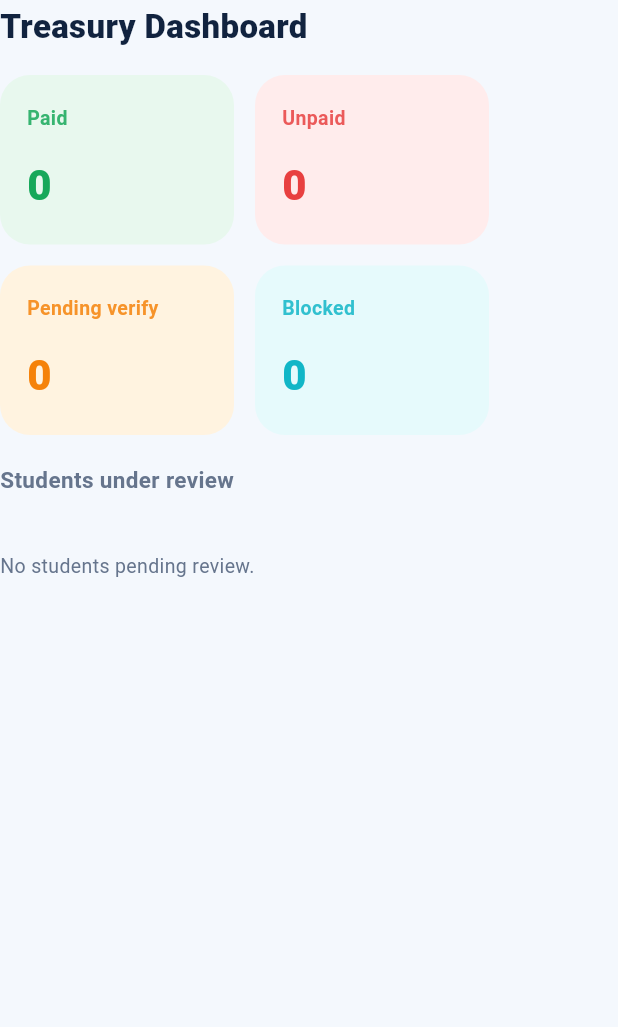
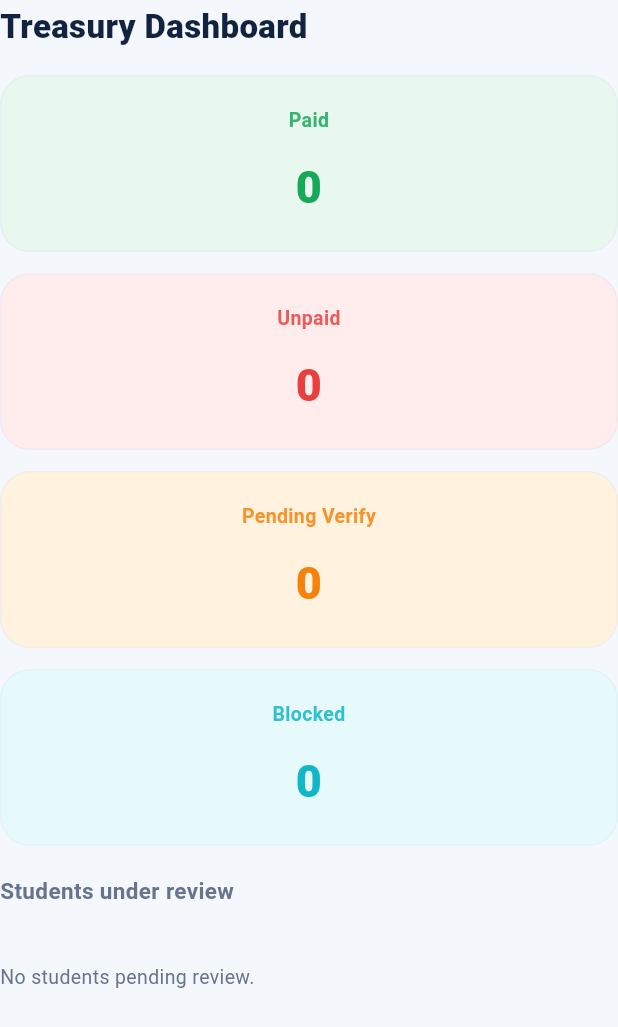
Before and after one commit to cb23023/sa-management-system-flutter, a Flutter app: the TreasuryDashboard widget shown alone on an empty page, opened directly, on a phone screen of 412 x 824 dp. Shown: the top 1027 px of the screen. Run offline on Flutter 3.47's test engine with Material 3 defaults, Android fonts, the phone set to English and light mode, and no system bars; our stand-ins replace cloud_firestore, firebase_auth, firebase_core, geolocator, image_picker, pdf and 3 more; missing offline and left inert: dart:js_interop, mobile_scanner; accounts and stored records are empty.

Commit message:
Improve treasury dashboard layout

```diff
--- a/lib/src/screens/tuition_fee_and_payment/treasury_dashboard.dart
+++ b/lib/src/screens/tuition_fee_and_payment/treasury_dashboard.dart
@@ -45,36 +45,64 @@ class TreasuryDashboard extends StatelessWidget {
 
             pending = underReview.length;
 
+            final metrics = [
+              _MetricCardData(
+                label: 'Paid',
+                value: '$paid',
+                color: AppColors.success,
+                background: AppColors.greenSoft,
+              ),
+              _MetricCardData(
+                label: 'Unpaid',
+                value: '$unpaid',
+                color: AppColors.danger,
+                background: AppColors.coralSoft,
+              ),
+              _MetricCardData(
+                label: 'Pending Verify',
+                value: '$pending',
+                color: AppColors.warning,
+                background: AppColors.warningSoft,
+              ),
+              _MetricCardData(
+                label: 'Blocked',
+                value: '$blocked',
+                color: AppColors.treasuryTeal,
+                background: AppColors.tealSoft,
+              ),
+            ];
+
             return Column(
-              crossAxisAlignment: CrossAxisAlignment.start,
+              crossAxisAlignment: CrossAxisAlignment.stretch,
               children: [
                 const _SectionHeader(title: 'Treasury Dashboard'),
                 const SizedBox(height: 16),
-                Wrap(
-                  spacing: 14,
-                  runSpacing: 14,
-                  children: [
-                    _MetricCard(
-                        label: 'Paid',
-                        value: '$paid',
-                        color: AppColors.success,
-                        background: AppColors.greenSoft),
-                    _MetricCard(
-                        label: 'Unpaid',
-                        value: '$unpaid',
-                        color: AppColors.danger,
-                        background: AppColors.coralSoft),
-                    _MetricCard(
-                        label: 'Pending verify',
-                        value: '$pending',
-                        color: AppColors.warning,
-                        background: AppColors.warningSoft),
-                    _MetricCard(
-                        label: 'Blocked',
-                        value: '$blocked',
-                        color: AppColors.treasuryTeal,
-                        background: AppColors.tealSoft),
-                  ],
+                Center(
+                  child: ConstrainedBox(
+                    constraints: const BoxConstraints(maxWidth: 520),
+                    child: LayoutBuilder(
+                      builder: (context, constraints) {
+                        final crossAxisCount =
+                            constraints.maxWidth >= 420 ? 2 : 1;
+                        return GridView.builder(
+                          shrinkWrap: true,
+                          physics: const NeverScrollableScrollPhysics(),
+                          itemCount: metrics.length,
+                          gridDelegate:
+                              SliverGridDelegateWithFixedCrossAxisCount(
+                            crossAxisCount: crossAxisCount,
+                            crossAxisSpacing: 14,
+                            mainAxisSpacing: 14,
+                            mainAxisExtent: 118,
+                          ),
+                          itemBuilder: (context, index) {
+                            final metric = metrics[index];
+                            return _MetricCard(data: metric);
+                          },
+                        );
+                      },
+                    ),
+                  ),
                 ),
                 const SizedBox(height: 18),
                 const Text('Students under review',
@@ -129,8 +157,8 @@ class _SectionHeader extends StatelessWidget {
   }
 }
 
-class _MetricCard extends StatelessWidget {
-  const _MetricCard({
+class _MetricCardData {
+  const _MetricCardData({
     required this.label,
     required this.value,
     required this.color,
@@ -141,30 +169,45 @@ class _MetricCard extends StatelessWidget {
   final String value;
   final Color color;
   final Color background;
+}
+
+class _MetricCard extends StatelessWidget {
+  const _MetricCard({required this.data});
+
+  final _MetricCardData data;
 
   @override
   Widget build(BuildContext context) {
     return Container(
-      width: 156,
       padding: const EdgeInsets.all(18),
       decoration: BoxDecoration(
-        color: background,
+        color: data.background,
         borderRadius: BorderRadius.circular(20),
+        border: Border.all(color: AppColors.border.withValues(alpha: 0.35)),
       ),
       child: Column(
-        crossAxisAlignment: CrossAxisAlignment.start,
+        mainAxisAlignment: MainAxisAlignment.center,
+        crossAxisAlignment: CrossAxisAlignment.center,
         children: [
-          Text(label,
-              style: TextStyle(
-                  color: color.withValues(alpha: 0.85),
-                  fontSize: 13,
-                  fontWeight: FontWeight.w700)),
-          const SizedBox(height: 14),
-          Text(value,
-              style: TextStyle(
-                  color: color,
-                  fontSize: 28,
-                  fontWeight: FontWeight.w800)),
+          Text(
+            data.label,
+            textAlign: TextAlign.center,
+            style: TextStyle(
+              color: data.color.withValues(alpha: 0.85),
+              fontSize: 13,
+              fontWeight: FontWeight.w700,
+            ),
+          ),
+          const SizedBox(height: 12),
+          Text(
+            data.value,
+            textAlign: TextAlign.center,
+            style: TextStyle(
+              color: data.color,
+              fontSize: 30,
+              fontWeight: FontWeight.w800,
+            ),
+          ),
         ],
       ),
     );
```
